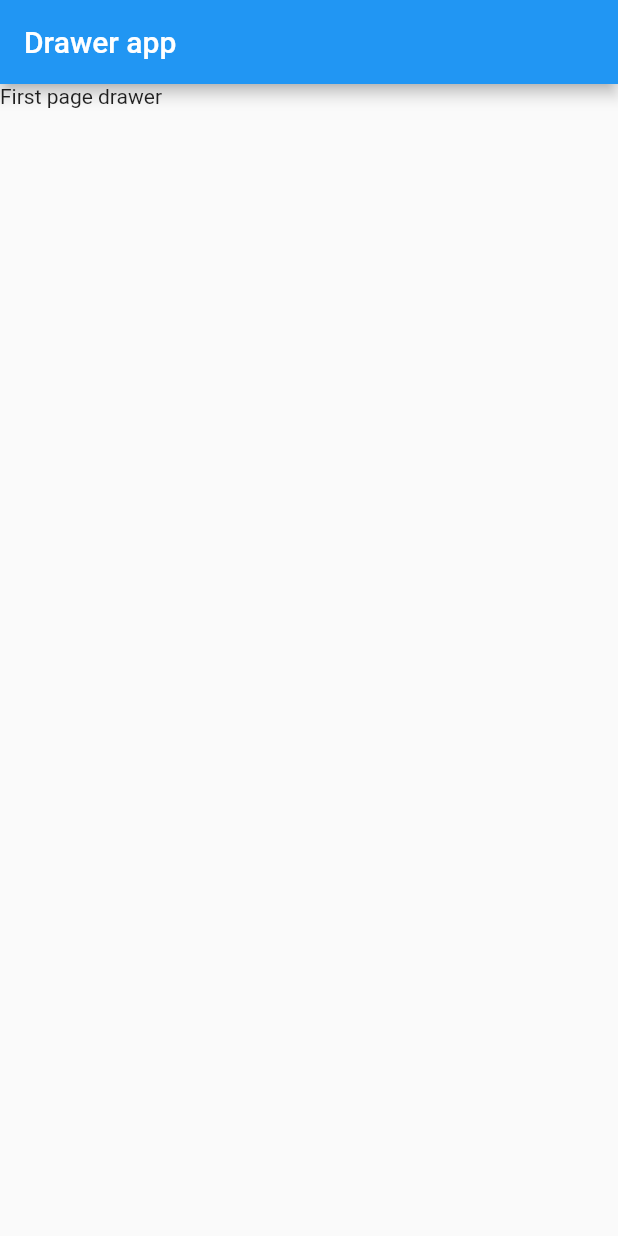
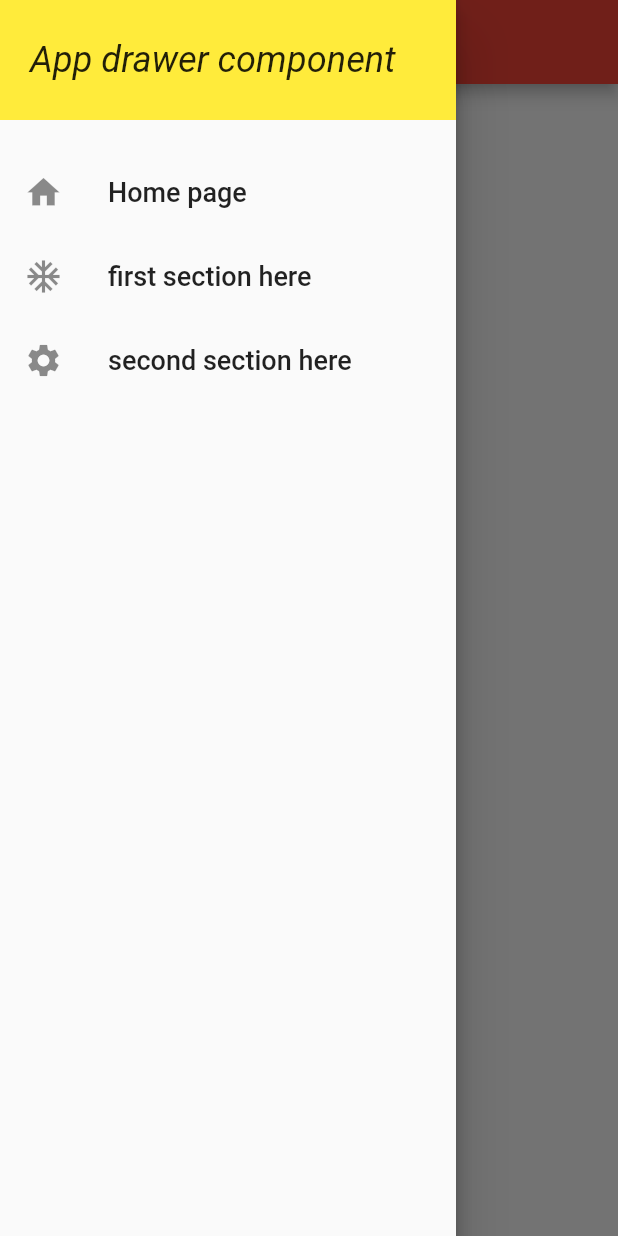
Before and after one commit to tommybarral/Drawer-Component, a Flutter app: the screen it shows after launch, with the side drawer open (before the commit the screen has no drawer), on a phone screen of 412 x 824 dp. Run offline on Flutter 3.47's test engine with Material 2 defaults, Android fonts, the phone set to English and light mode, and no system bars.

Commit message:
drawer app component & captures

```diff
--- /dev/null
+++ b/lib/Widgets/drawer.dart
@@ -0,0 +1,49 @@
+import 'package:flutter/material.dart';
+import '../screens/first_section.dart';
+import '../screens/second_section.dart';
+
+class MainDrawer extends StatelessWidget {
+
+  Widget buildListTile(IconData icon, String title, Function tapHandler) {
+    return ListTile(
+      leading: Icon(icon, size: 26),
+      title: Text(title, style: TextStyle(fontSize: 18),),
+      onTap: tapHandler,
+    );
+  }
+
+  @override
+  Widget build(BuildContext context) {
+    return Drawer(elevation: 5,
+      child: Column(
+        children: [
+          Container(
+            height: 80,
+            width: double.infinity,
+            padding: EdgeInsets.all(20),
+            alignment: Alignment.centerLeft,
+            color: Theme.of(context).accentColor,
+            child: Text(
+              'App drawer component',
+              style: TextStyle(
+                  fontSize: 24,
+                  fontWeight: FontWeight.w400,
+                  fontStyle: FontStyle.italic
+              ),
+            ),
+          ),
+          SizedBox(height: 20,),
+          buildListTile(Icons.home, 'Home page', () {
+            Navigator.of(context).pushNamed('/');
+          }),
+          buildListTile(Icons.ac_unit, 'first section here', () {
+            Navigator.of(context).pushNamed(FirstSection.routeName);
+          }),
+          buildListTile(Icons.settings, 'second section here', () {
+            Navigator.of(context).pushNamed(SecondSection.routeName);
+          }),
+        ],
+      ),
+    );
+  }
+}
--- a/lib/main.dart
+++ b/lib/main.dart
@@ -1,28 +1,41 @@
 import 'package:flutter/material.dart';
+import './Widgets/drawer.dart';
+import '../screens/first_section.dart';
+import '../screens/second_section.dart';
 
 void main() => runApp(MyApp());
 
 
 class MyApp extends StatelessWidget {
-  // This widget is the root of your application.
   @override
   Widget build(BuildContext context) {
     return MaterialApp(
+      debugShowCheckedModeBanner: false,
       theme: ThemeData(
-        primarySwatch: Colors.blue,
+        primarySwatch: Colors.red,
+        accentColor: Colors.yellow,
       ),
-      home: MyHomePage(),
+      initialRoute: '/',
+      routes: {
+        '/': (context) => MyHomePage(),
+        FirstSection.routeName: (context) => FirstSection(),
+        SecondSection.routeName: (context) => SecondSection(),
+      },
     );
   }
 }
 
 class MyHomePage extends StatelessWidget {
-
   @override
   Widget build(BuildContext context) {
     return Scaffold(
-      appBar: AppBar(title: Text('Drawer app'),),
-      body: Text('First page drawer'),
+      appBar: AppBar(title: Text('Drawer app'), centerTitle: true,),
+      drawer: Drawer(
+        child: MainDrawer(),
+      ),
+      body: Center(
+          child: Text('Main page'),
+      ),
     );
   }
 }
--- /dev/null
+++ b/lib/screens/first_section.dart
@@ -0,0 +1,18 @@
+import '../Widgets/drawer.dart';
+import 'package:flutter/material.dart';
+
+class FirstSection extends StatelessWidget {
+
+  static const routeName = '/first-section';
+
+  @override
+  Widget build(BuildContext context) {
+    return Scaffold(
+      appBar: AppBar(title: Text('First section'), centerTitle: true,),
+      drawer: MainDrawer(),
+      body: Center(
+        child: Text('First section'),
+      ),
+    );
+  }
+}
--- /dev/null
+++ b/lib/screens/second_section.dart
@@ -0,0 +1,18 @@
+import 'package:flutter/material.dart';
+import '../Widgets/drawer.dart';
+
+class SecondSection extends StatelessWidget {
+
+  static const routeName = '/second-section';
+
+  @override
+  Widget build(BuildContext context) {
+    return Scaffold(
+      appBar: AppBar(title: Text('Second section'), centerTitle: true,),
+      drawer: MainDrawer(),
+      body: Center(
+        child: Text('Second section'),
+      ),
+    );
+  }
+}
```
Also changed, not shown: pubspec.yaml (+1 -49 lines), images/cap1.png (added), images/cap2.png (added), images/cap3.png (added), 1 other file.
